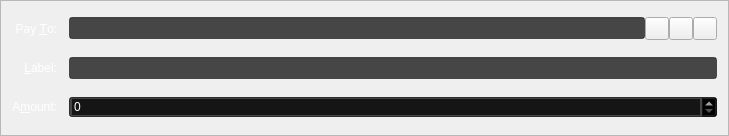
This is src/qt/forms/sendcoinsentry.ui in laurobeleche/Caluracoin as Qt 5 draws it before an edit. The edited form follows.
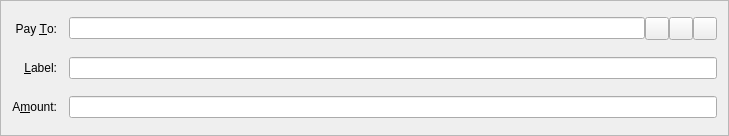
This is the edited form. Icons and pictures are not drawn. Custom widgets are drawn as their Qt base class.

```diff
--- a/src/qt/forms/sendcoinsentry.ui
+++ b/src/qt/forms/sendcoinsentry.ui
@@ -13,10 +13,6 @@
   <property name="windowTitle">
    <string>Form</string>
   </property>
-  <property name="styleSheet">
-   <string notr="true">background: rgba(0, 0, 0, 150);
-QToolTip {color: white; border: 1px solid white; background-color: blue;}</string>
-  </property>
   <property name="frameShape">
    <enum>QFrame::StyledPanel</enum>
   </property>
@@ -29,9 +25,6 @@
    </property>
    <item row="5" column="0">
     <widget class="QLabel" name="label">
-     <property name="styleSheet">
-      <string notr="true">color: white; background: rgba(0, 0, 0, 0)</string>
-     </property>
      <property name="text">
       <string>A&amp;mount:</string>
      </property>
@@ -45,9 +38,6 @@
    </item>
    <item row="3" column="0">
     <widget class="QLabel" name="label_2">
-     <property name="styleSheet">
-      <string notr="true">color: white; background: rgba(0, 0, 0, 0)</string>
-     </property>
      <property name="text">
       <string>Pay &amp;To:</string>
      </property>
@@ -60,11 +50,7 @@
     </widget>
    </item>
    <item row="5" column="1">
-    <widget class="BitcoinAmountField" name="payAmount">
-     <property name="styleSheet">
-      <string notr="true">color: white; background: rgba(0, 0, 0, 180)</string>
-     </property>
-    </widget>
+    <widget class="BitcoinAmountField" name="payAmount"/>
    </item>
    <item row="4" column="1">
     <layout class="QHBoxLayout" name="horizontalLayout_2">
@@ -79,18 +65,12 @@
        <property name="toolTip">
         <string>Enter a label for this address to add it to your address book</string>
        </property>
-       <property name="styleSheet">
-        <string notr="true">color: white; background: rgba(0, 0, 0, 180)</string>
-       </property>
       </widget>
      </item>
     </layout>
    </item>
    <item row="4" column="0">
     <widget class="QLabel" name="label_4">
-     <property name="styleSheet">
-      <string notr="true">color: white; background: rgba(0, 0, 0, 0)</string>
-     </property>
      <property name="text">
       <string>&amp;Label:</string>
      </property>
@@ -112,9 +92,6 @@
        <property name="toolTip">
         <string>The address to send the payment to  (e.g. B8gZqgY4r2RoEdqYk3QsAqFckyf9pRHN6i)</string>
        </property>
-       <property name="styleSheet">
-        <string notr="true">color: white; background: rgba(0, 0, 0, 180)</string>
-       </property>
        <property name="maxLength">
         <number>34</number>
        </property>
@@ -173,17 +150,17 @@
   </layout>
  </widget>
  <customwidgets>
+  <customwidget>
+   <class>QValidatedLineEdit</class>
+   <extends>QLineEdit</extends>
+   <header>qvalidatedlineedit.h</header>
+  </customwidget>
   <customwidget>
    <class>BitcoinAmountField</class>
-   <extends>QSpinBox</extends>
+   <extends>QLineEdit</extends>
    <header>bitcoinamountfield.h</header>
    <container>1</container>
   </customwidget>
-  <customwidget>
-   <class>QValidatedLineEdit</class>
-   <extends>QLineEdit</extends>
-   <header>qvalidatedlineedit.h</header>
-  </customwidget>
  </customwidgets>
  <resources>
   <include location="../bitcoin.qrc"/>
```
